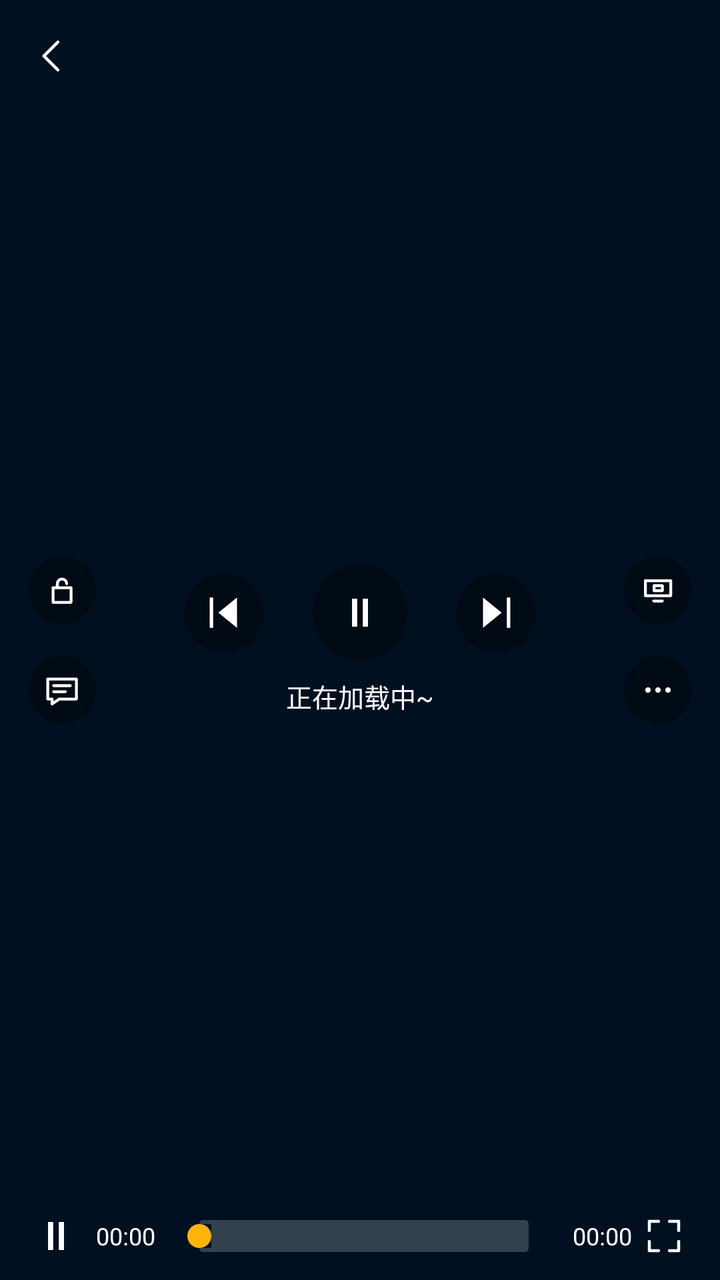
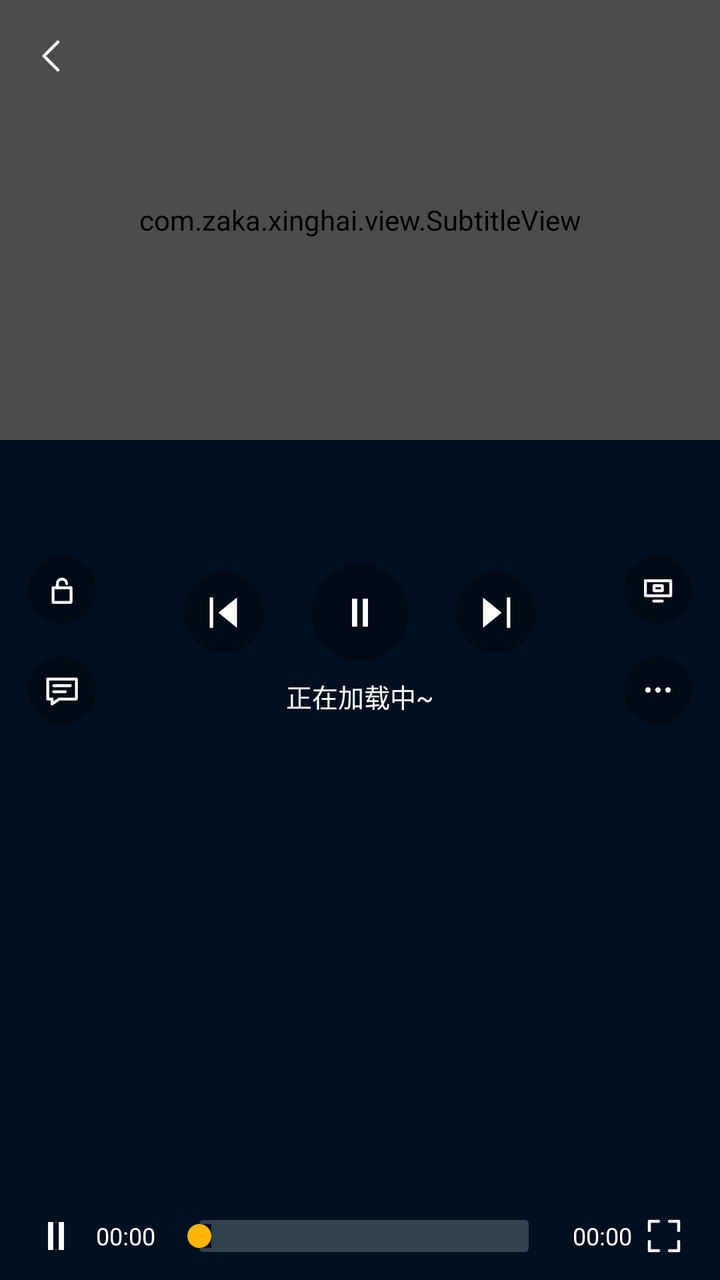

The first picture is an Android layout as it rendered before a commit; the second is the same layout after the commit. The layout source and the unified diff follow.
<!-- AndroidManifest.xml: activity theme AppTheme.Player -->
<!-- res/layout/activity_play.xml -->
<?xml version="1.0" encoding="utf-8"?>
<FrameLayout xmlns:android="http://schemas.android.com/apk/res/android"
    android:layout_width="match_parent"
    android:layout_height="match_parent"
    android:background="@color/black">

    <LinearLayout
        android:layout_width="match_parent"
        android:layout_height="match_parent"
        android:orientation="vertical">

        <FrameLayout
            android:id="@+id/video_area"
            android:layout_width="match_parent"
            android:layout_height="0dip"
            android:background="@color/black">

            <SurfaceView
                android:id="@+id/video"
                android:layout_width="match_parent"
                android:layout_height="match_parent" />

            <com.zaka.xinghai.view.SubtitleView
                android:id="@+id/subtitle"
                android:layout_width="match_parent"
                android:layout_height="match_parent" />

            <LinearLayout
                android:id="@+id/gesture_hint"
                android:layout_width="60dip"
                android:layout_height="60dip"
                android:layout_gravity="center"
                android:background="@drawable/bg_circle_black60"
                android:gravity="center"
                android:orientation="vertical"
                android:visibility="gone" />

            <ImageView
                android:id="@+id/video_play_icon"
                android:layout_width="46dip"
                android:layout_height="46dip"
                android:layout_gravity="center"
                android:background="@drawable/bg_circle_black60"
                android:padding="11dip"
                android:src="@drawable/ic_play"
                android:visibility="gone" />
        </FrameLayout>

        <ScrollView
            android:id="@+id/play_scroll"
            android:layout_width="match_parent"
            android:layout_height="0dip"
            android:layout_weight="1"
            android:background="@color/main_bg"
            android:scrollbars="none">

            <LinearLayout
                android:id="@+id/play_content"
                android:layout_width="match_parent"
                android:layout_height="wrap_content"
                android:orientation="vertical"
                android:paddingBottom="20dip" />
        </ScrollView>
    </LinearLayout>

    <include
        android:id="@+id/control"
        layout="@layout/layout_player_control" />
</FrameLayout>
<!-- res/layout/layout_player_control.xml (included above) -->
<?xml version="1.0" encoding="utf-8"?>
<FrameLayout xmlns:android="http://schemas.android.com/apk/res/android"
    android:id="@+id/control_root"
    android:layout_width="match_parent"
    android:layout_height="match_parent"
    android:background="#66000000">

    
    <LinearLayout
        android:layout_width="match_parent"
        android:layout_height="wrap_content"
        android:gravity="center_vertical"
        android:orientation="horizontal"
        android:paddingLeft="6dip"
        android:paddingTop="8dip"
        android:paddingRight="12dip">

        <ImageView
            android:id="@+id/ctl_back"
            android:layout_width="40dip"
            android:layout_height="40dip"
            android:padding="9dip"
            android:src="@drawable/ic_back" />

        <TextView
            android:id="@+id/ctl_name"
            android:layout_width="0dip"
            android:layout_height="wrap_content"
            android:layout_weight="1"
            android:ellipsize="middle"
            android:singleLine="true"
            android:textColor="@color/white"
            android:textSize="14sp"
            android:textStyle="bold" />

        <TextView
            android:id="@+id/ctl_net"
            android:layout_width="wrap_content"
            android:layout_height="wrap_content"
            android:textColor="@color/white"
            android:textSize="13sp" />

        <TextView
            android:id="@+id/ctl_clock"
            android:layout_width="wrap_content"
            android:layout_height="wrap_content"
            android:layout_marginLeft="10dip"
            android:textColor="@color/white"
            android:textSize="13sp" />
    </LinearLayout>

    
    <LinearLayout
        android:layout_width="wrap_content"
        android:layout_height="wrap_content"
        android:layout_gravity="left|center_vertical"
        android:gravity="center"
        android:orientation="vertical"
        android:paddingLeft="14dip">

        <ImageView
            android:id="@+id/ctl_lock"
            android:layout_width="34dip"
            android:layout_height="34dip"
            android:background="@drawable/bg_circle_black60"
            android:padding="7dip"
            android:src="@drawable/ic_unlock" />

        <ImageView
            android:id="@+id/ctl_danmaku"
            android:layout_width="34dip"
            android:layout_height="34dip"
            android:layout_marginTop="16dip"
            android:background="@drawable/bg_circle_black60"
            android:padding="7dip"
            android:src="@drawable/ic_danmaku" />
    </LinearLayout>

    
    <LinearLayout
        android:layout_width="wrap_content"
        android:layout_height="wrap_content"
        android:layout_gravity="right|center_vertical"
        android:gravity="center"
        android:orientation="vertical"
        android:paddingRight="14dip">

        <ImageView
            android:id="@+id/ctl_float"
            android:layout_width="34dip"
            android:layout_height="34dip"
            android:background="@drawable/bg_circle_black60"
            android:padding="7dip"
            android:src="@drawable/ic_float" />

        <ImageView
            android:id="@+id/ctl_more"
            android:layout_width="34dip"
            android:layout_height="34dip"
            android:layout_marginTop="16dip"
            android:background="@drawable/bg_circle_black60"
            android:padding="7dip"
            android:src="@drawable/ic_more" />
    </LinearLayout>

    
    <LinearLayout
        android:layout_width="wrap_content"
        android:layout_height="wrap_content"
        android:layout_gravity="center"
        android:gravity="center"
        android:orientation="vertical">

        <LinearLayout
            android:layout_width="wrap_content"
            android:layout_height="wrap_content"
            android:gravity="center"
            android:orientation="horizontal">

            <ImageView
                android:id="@+id/ctl_prev"
                android:layout_width="40dip"
                android:layout_height="40dip"
                android:background="@drawable/bg_circle_black60"
                android:padding="7dip"
                android:src="@drawable/ic_prev" />

            <ImageView
                android:id="@+id/ctl_play"
                android:layout_width="48dip"
                android:layout_height="48dip"
                android:layout_marginLeft="24dip"
                android:layout_marginRight="24dip"
                android:background="@drawable/bg_circle_black60"
                android:padding="12dip"
                android:src="@drawable/ic_pause" />

            <ImageView
                android:id="@+id/ctl_next"
                android:layout_width="40dip"
                android:layout_height="40dip"
                android:background="@drawable/bg_circle_black60"
                android:padding="7dip"
                android:src="@drawable/ic_next" />
        </LinearLayout>

        <ProgressBar
            android:id="@+id/ctl_spin"
            android:layout_width="34dip"
            android:layout_height="34dip"
            android:layout_marginTop="14dip"
            android:indeterminateTint="@color/white"
            android:visibility="gone" />

        <TextView
            android:id="@+id/ctl_status"
            android:layout_width="wrap_content"
            android:layout_height="wrap_content"
            android:layout_marginTop="8dip"
            android:text="正在加载中~"
            android:textColor="@color/white"
            android:textSize="13sp" />

        <TextView
            android:id="@+id/ctl_speed"
            android:layout_width="wrap_content"
            android:layout_height="wrap_content"
            android:layout_marginTop="10dip"
            android:background="@drawable/bg_hint_pill"
            android:paddingLeft="14dip"
            android:paddingRight="14dip"
            android:paddingTop="4dip"
            android:paddingBottom="4dip"
            android:textColor="@color/orange"
            android:textSize="13sp"
            android:visibility="gone" />
    </LinearLayout>

    
    <TextView
        android:id="@+id/ctl_hint"
        android:layout_width="wrap_content"
        android:layout_height="wrap_content"
        android:layout_gravity="top|center_horizontal"
        android:layout_marginTop="70dip"
        android:background="@drawable/bg_hint_pill"
        android:paddingLeft="18dip"
        android:paddingRight="18dip"
        android:paddingTop="8dip"
        android:paddingBottom="8dip"
        android:textColor="@color/white"
        android:textSize="14sp"
        android:visibility="gone" />

    
    <LinearLayout
        android:layout_width="match_parent"
        android:layout_height="wrap_content"
        android:layout_gravity="bottom"
        android:orientation="vertical"
        android:paddingLeft="12dip"
        android:paddingRight="12dip"
        android:paddingBottom="6dip">

        <LinearLayout
            android:layout_width="match_parent"
            android:layout_height="wrap_content"
            android:gravity="center_vertical"
            android:orientation="horizontal">

            <ImageView
                android:id="@+id/ctl_play2"
                android:layout_width="32dip"
                android:layout_height="32dip"
                android:padding="4dip"
                android:src="@drawable/ic_pause" />

            <TextView
                android:id="@+id/ctl_pos"
                android:layout_width="wrap_content"
                android:layout_height="wrap_content"
                android:layout_marginLeft="4dip"
                android:layout_marginRight="6dip"
                android:text="00:00"
                android:textColor="@color/white"
                android:textSize="12sp" />

            <SeekBar
                android:id="@+id/ctl_seek"
                android:layout_width="0dip"
                android:layout_height="20dip"
                android:layout_weight="1"
                android:max="1000"
                android:progressDrawable="@drawable/seek_progress"
                android:thumb="@drawable/seek_thumb" />

            <TextView
                android:id="@+id/ctl_dur"
                android:layout_width="wrap_content"
                android:layout_height="wrap_content"
                android:layout_marginLeft="6dip"
                android:text="00:00"
                android:textColor="@color/white"
                android:textSize="12sp" />

            <ImageView
                android:id="@+id/ctl_expand"
                android:layout_width="32dip"
                android:layout_height="32dip"
                android:padding="5dip"
                android:src="@drawable/ic_expand" />
        </LinearLayout>

        <HorizontalScrollView
            android:layout_width="match_parent"
            android:layout_height="wrap_content"
            android:scrollbars="none"
            android:fillViewport="true">

            <LinearLayout
                android:id="@+id/ctl_btns"
                android:layout_width="wrap_content"
                android:layout_height="wrap_content"
                android:gravity="center_vertical"
                android:orientation="horizontal" />
        </HorizontalScrollView>
    </LinearLayout>
</FrameLayout>
<!-- resources referenced by this layout -->
<resources>
  <color name="black">#ff000000</color>
  <color name="main_bg">#ff001a37</color>
  <color name="orange">#ffffb40a</color>
  <color name="white">#ffffffff</color>
  <!-- drawable bg_circle_black60 (drawable) -->
  <?xml version="1.0" encoding="utf-8"?>
  <shape xmlns:android="http://schemas.android.com/apk/res/android" android:shape="oval">
    <solid android:color="#66000000" />
    <size android:width="12dip" android:height="12dip" />
  </shape>
  <!-- drawable bg_hint_pill (drawable) -->
  <?xml version="1.0" encoding="utf-8"?>
  <shape xmlns:android="http://schemas.android.com/apk/res/android" android:shape="rectangle">
    <solid android:color="#8f000000" />
    <corners android:radius="12dip" />
  </shape>
  <!-- drawable ic_back (drawable) -->
  <?xml version="1.0" encoding="utf-8"?>
  <vector xmlns:android="http://schemas.android.com/apk/res/android" android:width="24dip" android:height="24dip" android:viewportWidth="24" android:viewportHeight="24">
    <path android:pathData="M15.2 4.4 L7.6 12 L15.2 19.6" android:strokeColor="#ffffffff" android:strokeWidth="1.7" android:strokeLineCap="round" android:strokeLineJoin="round" android:fillColor="#00000000" />
  </vector>
  <!-- drawable ic_next (drawable) -->
  <?xml version="1.0" encoding="utf-8"?>
  <vector xmlns:android="http://schemas.android.com/apk/res/android" android:width="24dip" android:height="24dip" android:viewportWidth="24" android:viewportHeight="24">
    <path android:pathData="M6 5 L14.6 12 L6 19 Z" android:fillColor="#ffffffff" />
    <path android:pathData="M17 5 H18.6 V19 H17 Z" android:fillColor="#ffffffff" />
  </vector>
  <!-- drawable ic_pause (drawable) -->
  <?xml version="1.0" encoding="utf-8"?>
  <vector xmlns:android="http://schemas.android.com/apk/res/android" android:width="24dip" android:height="24dip" android:viewportWidth="24" android:viewportHeight="24">
    <path android:pathData="M8 5 H10.6 V19 H8 Z" android:fillColor="#ffffffff" />
    <path android:pathData="M13.4 5 H16 V19 H13.4 Z" android:fillColor="#ffffffff" />
  </vector>
  <!-- drawable ic_play (drawable) -->
  <?xml version="1.0" encoding="utf-8"?>
  <vector xmlns:android="http://schemas.android.com/apk/res/android" android:width="24dip" android:height="24dip" android:viewportWidth="24" android:viewportHeight="24">
    <path android:pathData="M8 4.8 L19 12 L8 19.2 Z" android:fillColor="#ffffffff" />
  </vector>
  <!-- drawable ic_prev (drawable) -->
  <?xml version="1.0" encoding="utf-8"?>
  <vector xmlns:android="http://schemas.android.com/apk/res/android" android:width="24dip" android:height="24dip" android:viewportWidth="24" android:viewportHeight="24">
    <path android:pathData="M18 5 L9.4 12 L18 19 Z" android:fillColor="#ffffffff" />
    <path android:pathData="M5.4 5 H7 V19 H5.4 Z" android:fillColor="#ffffffff" />
  </vector>
  <!-- drawable seek_thumb (drawable) -->
  <?xml version="1.0" encoding="utf-8"?>
  <shape xmlns:android="http://schemas.android.com/apk/res/android" android:shape="oval">
    <solid android:color="#ffffb40a" />
    <size android:width="12dip" android:height="12dip" />
  </shape>
  <style name="AppTheme.Player" parent="@style/AppTheme">
          <item name="android:windowBackground">@color/black</item>
          <item name="android:windowNoTitle">true</item>
      </style>
  <color name="white_44">#8fffffff</color>
  <!-- unchanged entries left out for length: 7 -->
</resources>

<!-- the commit's change to res/layout/activity_play.xml (unified diff, before → after) -->
@@ -12,7 +12,7 @@
         <FrameLayout
             android:id="@+id/video_area"
             android:layout_width="match_parent"
-            android:layout_height="0dip"
+            android:layout_height="220dip"
             android:background="@color/black">
 
             <SurfaceView
<!-- resource entries referenced after the edit -->
@@ -53,6 +53,8 @@
   <style name="AppTheme.Player" parent="@style/AppTheme">
           <item name="android:windowBackground">@color/black</item>
           <item name="android:windowNoTitle">true</item>
+          <item name="android:statusBarColor">@color/black</item>
+          <item name="android:navigationBarColor">@color/black</item>
       </style>
   <color name="white_44">#8fffffff</color>
   <!-- unchanged entries left out for length: 7 -->
